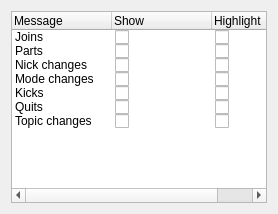
This is Quazaa/Chat/IRC/wizard/messageswizardpage.ui in c3c/quazaa as Qt 5 draws it before an edit. The edited form follows.
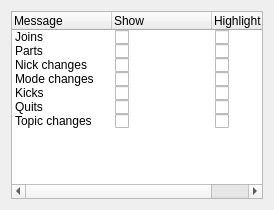
This is the edited form. Icons and pictures are not drawn.

```diff
--- a/Quazaa/Chat/IRC/wizard/messageswizardpage.ui
+++ b/Quazaa/Chat/IRC/wizard/messageswizardpage.ui
@@ -2,6 +2,21 @@
 <ui version="4.0">
  <class>MessagesWizardPage</class>
  <widget class="QWizardPage" name="MessagesWizardPage">
+  <property name="geometry">
+   <rect>
+    <x>0</x>
+    <y>0</y>
+    <width>274</width>
+    <height>210</height>
+   </rect>
+  </property>
+  <property name="windowTitle">
+   <string>Messages</string>
+  </property>
+  <property name="windowIcon">
+   <iconset resource="../../../Resource.qrc">
+    <normaloff>:/Resource/Chat/Friends.png</normaloff>:/Resource/Chat/Friends.png</iconset>
+  </property>
   <property name="title">
    <string>Message settings</string>
   </property>
```
Left out of the diff: 7 changed lines with no effect on the pictures.
